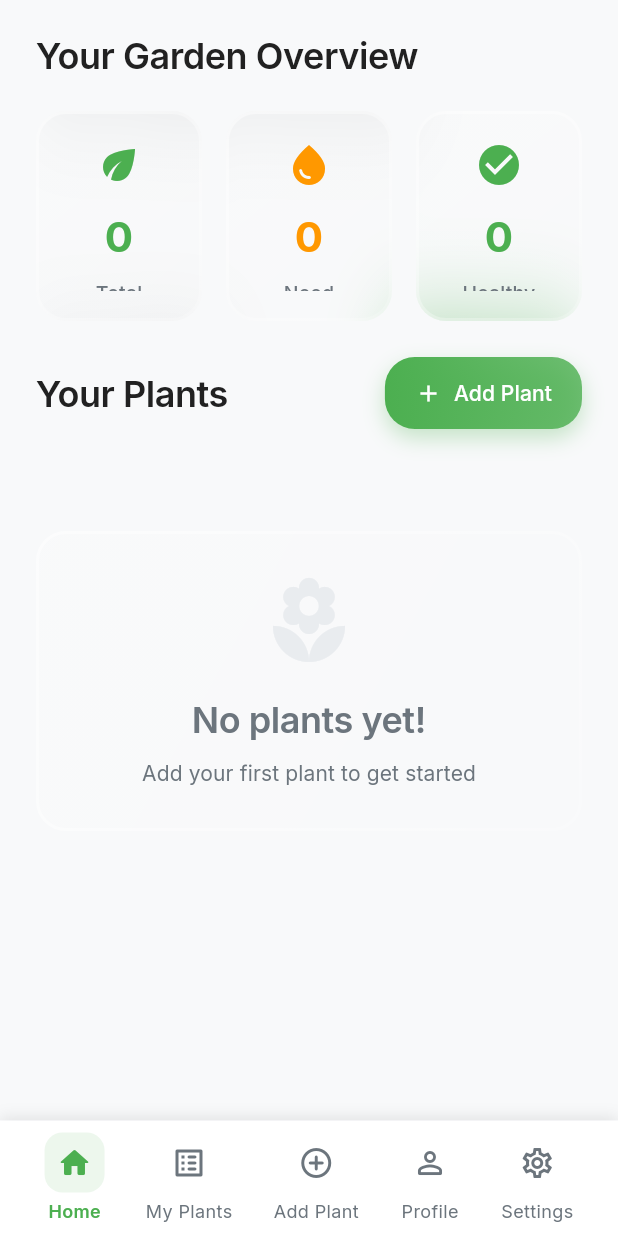
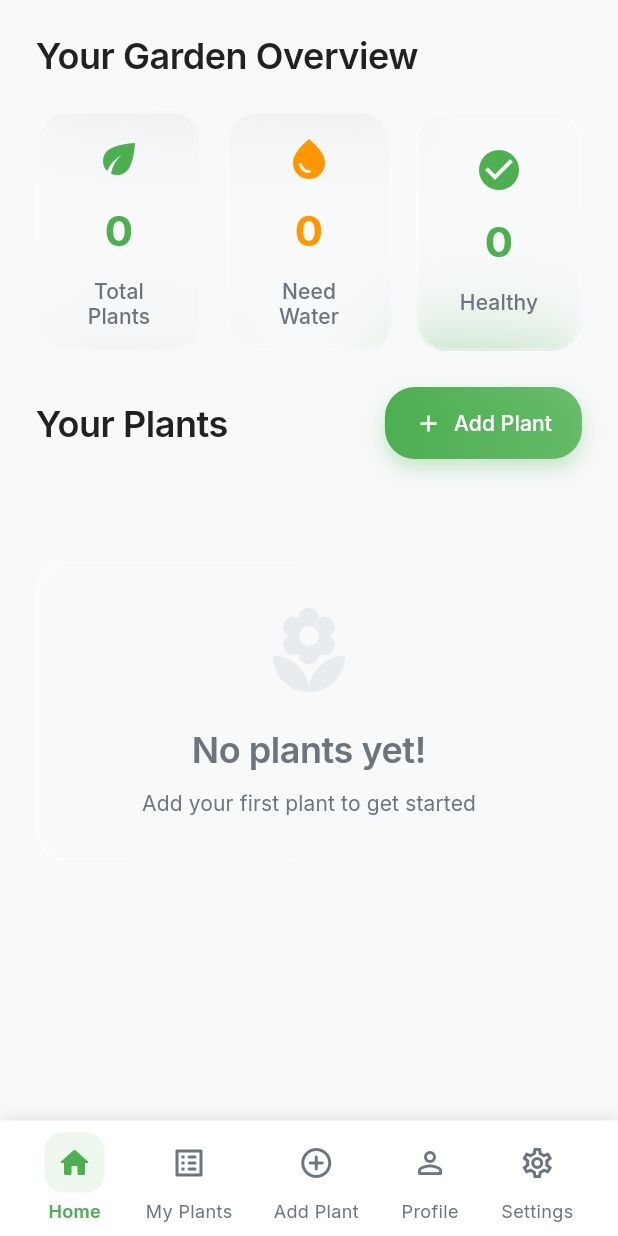
Before and after one commit to kirieievv/plantcare, a Flutter app: the screen it shows once a user with an empty profile is signed in, on a phone screen of 412 x 824 dp. Run offline on Flutter 3.47's test engine with Material 3 defaults, Android fonts, the phone set to English and light mode, and no system bars; drawn by our look-alikes of flutter_animate, glassmorphism; our stand-ins replace animated_text_kit, cloud_firestore, firebase_auth, firebase_core, firebase_storage, fl_chart and 5 more; accounts and stored records are empty.

Commit message:
Fix water button alignment and shape, improve Overview card labels visibility

```diff
--- a/plant_care/lib/screens/dashboard_screen.dart
+++ b/plant_care/lib/screens/dashboard_screen.dart
@@ -339,7 +339,7 @@ class _DashboardScreenState extends State<DashboardScreen> {
   Widget _buildStatCard(String title, String value, IconData icon, Color color, Duration delay) {
     return GlassmorphicContainer(
       width: double.infinity,
-      height: 140,
+      height: 160,
       borderRadius: 20,
       blur: 20,
       alignment: Alignment.center,
@@ -361,7 +361,7 @@ class _DashboardScreenState extends State<DashboardScreen> {
         ],
       ),
       child: Padding(
-        padding: const EdgeInsets.all(20),
+        padding: const EdgeInsets.all(16),
         child: Column(
           mainAxisAlignment: MainAxisAlignment.center,
           mainAxisSize: MainAxisSize.min,
@@ -386,14 +386,15 @@ class _DashboardScreenState extends State<DashboardScreen> {
               duration: 400.ms,
               delay: delay + 200.ms,
             ),
-            const SizedBox(height: 8),
+            const SizedBox(height: 12),
             Flexible(
               child: Text(
                 title,
                 style: AppTheme.bodyMedium.copyWith(
                   color: AppTheme.textSecondary,
                   fontWeight: FontWeight.w500,
-                  fontSize: 13,
+                  fontSize: 14,
+                  height: 1.2,
                 ),
                 textAlign: TextAlign.center,
                 maxLines: 2,
@@ -428,7 +429,7 @@ class _DashboardScreenState extends State<DashboardScreen> {
       child: Row(
         children: List.generate(3, (index) => Expanded(
           child: Container(
-            height: 140,
+            height: 160,
             margin: EdgeInsets.only(right: index < 2 ? 16 : 0),
             decoration: BoxDecoration(
               color: AppTheme.white,
```
Also changed, not shown: plant_care/lib/widgets/plant_card.dart (+8 -5 lines).
